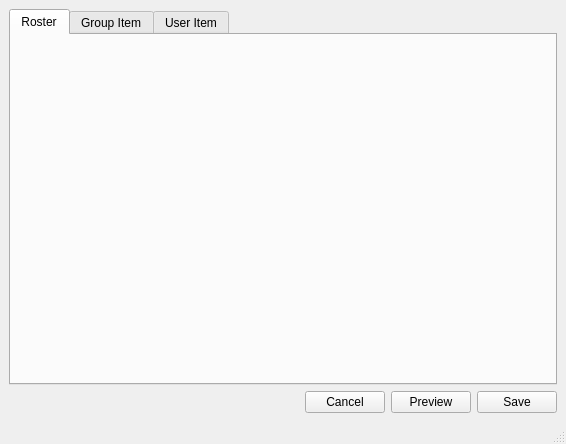
First picture: the form in plugins/styler/window.ui, repository xmpp-graveyard/jabbim, before the edit.
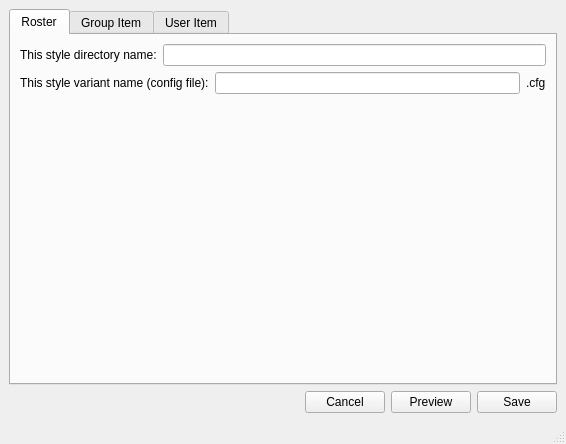
Second picture: the form after the edit. The open tabs and pages were chosen to show the change.

The edit to the form file:
```diff
--- a/plugins/styler/window.ui
+++ b/plugins/styler/window.ui
@@ -73,6 +73,56 @@
        <attribute name="title" >
         <string>Roster</string>
        </attribute>
+       <layout class="QGridLayout" name="gridLayout_23" >
+        <item row="0" column="0" >
+         <layout class="QHBoxLayout" name="horizontalLayout_22" >
+          <item>
+           <widget class="QLabel" name="label_43" >
+            <property name="text" >
+             <string>This style directory name:</string>
+            </property>
+           </widget>
+          </item>
+          <item>
+           <widget class="QLineEdit" name="styleDirectory" />
+          </item>
+         </layout>
+        </item>
+        <item row="1" column="0" >
+         <layout class="QHBoxLayout" name="horizontalLayout_23" >
+          <item>
+           <widget class="QLabel" name="label_44" >
+            <property name="text" >
+             <string>This style variant name (config file):</string>
+            </property>
+           </widget>
+          </item>
+          <item>
+           <widget class="QLineEdit" name="styleConfig" />
+          </item>
+          <item>
+           <widget class="QLabel" name="label_45" >
+            <property name="text" >
+             <string>.cfg</string>
+            </property>
+           </widget>
+          </item>
+         </layout>
+        </item>
+        <item row="2" column="0" >
+         <spacer name="verticalSpacer_7" >
+          <property name="orientation" >
+           <enum>Qt::Vertical</enum>
+          </property>
+          <property name="sizeHint" stdset="0" >
+           <size>
+            <width>20</width>
+            <height>250</height>
+           </size>
+          </property>
+         </spacer>
+        </item>
+       </layout>
       </widget>
       <widget class="QWidget" name="tab_2" >
        <property name="geometry" >
```
Left out of the diff: 6 changed lines with no effect on the pictures.
